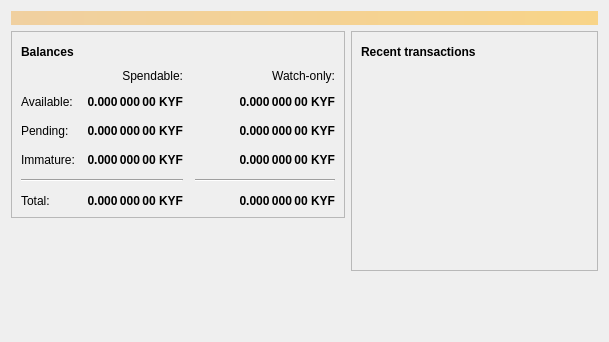
The window that kryptofranccore/src/qt/forms/overviewpage.ui (NicolasChoukroun/Kryptofranc) describes before a commit, drawn with Qt 5.
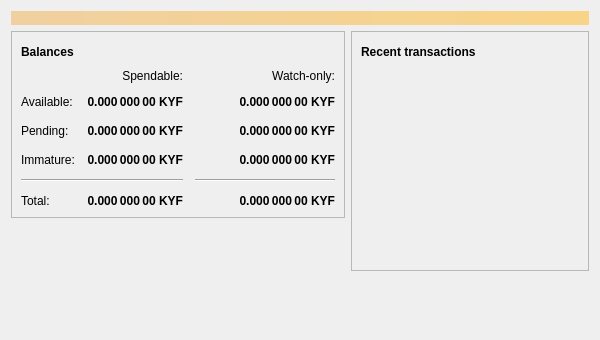
The same window after the commit. Icons and pictures are not drawn.

Diff of the .ui file:
```diff
--- a/kryptofranccore/src/qt/forms/overviewpage.ui
+++ b/kryptofranccore/src/qt/forms/overviewpage.ui
@@ -6,8 +6,8 @@
    <rect>
     <x>0</x>
     <y>0</y>
-    <width>609</width>
-    <height>342</height>
+    <width>600</width>
+    <height>340</height>
    </rect>
   </property>
   <property name="windowTitle">
```
